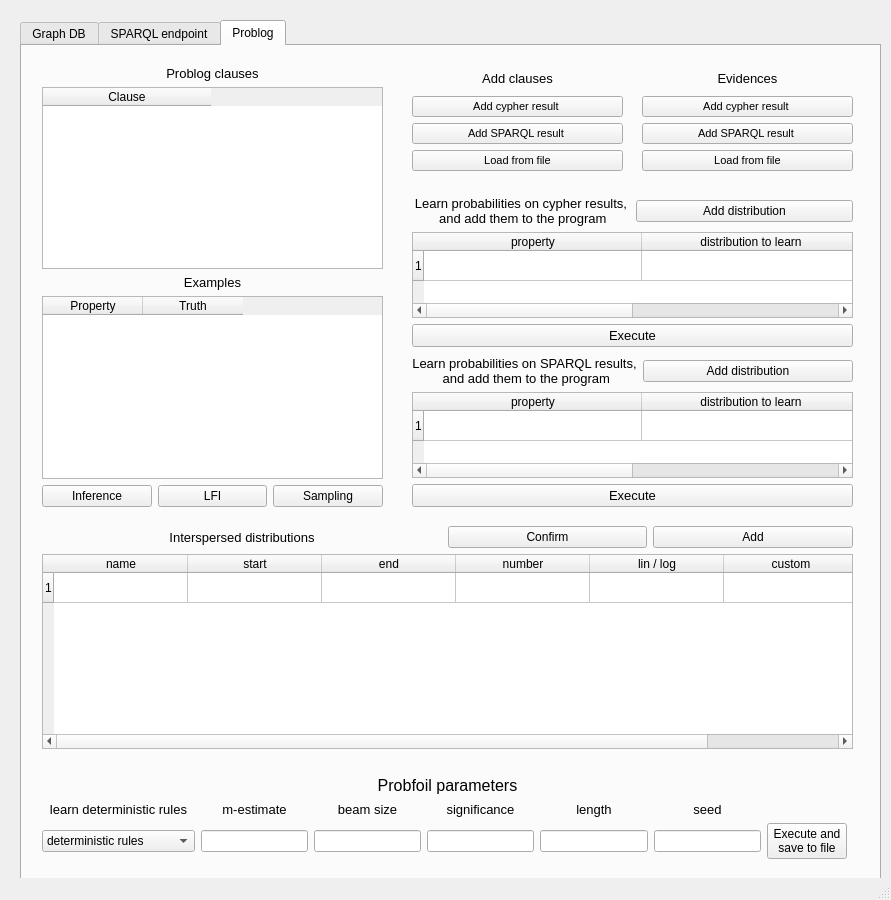
Qt form resources/GUI.ui (pasqualedem/Graph-DB-Problog-Linker) before a commit.
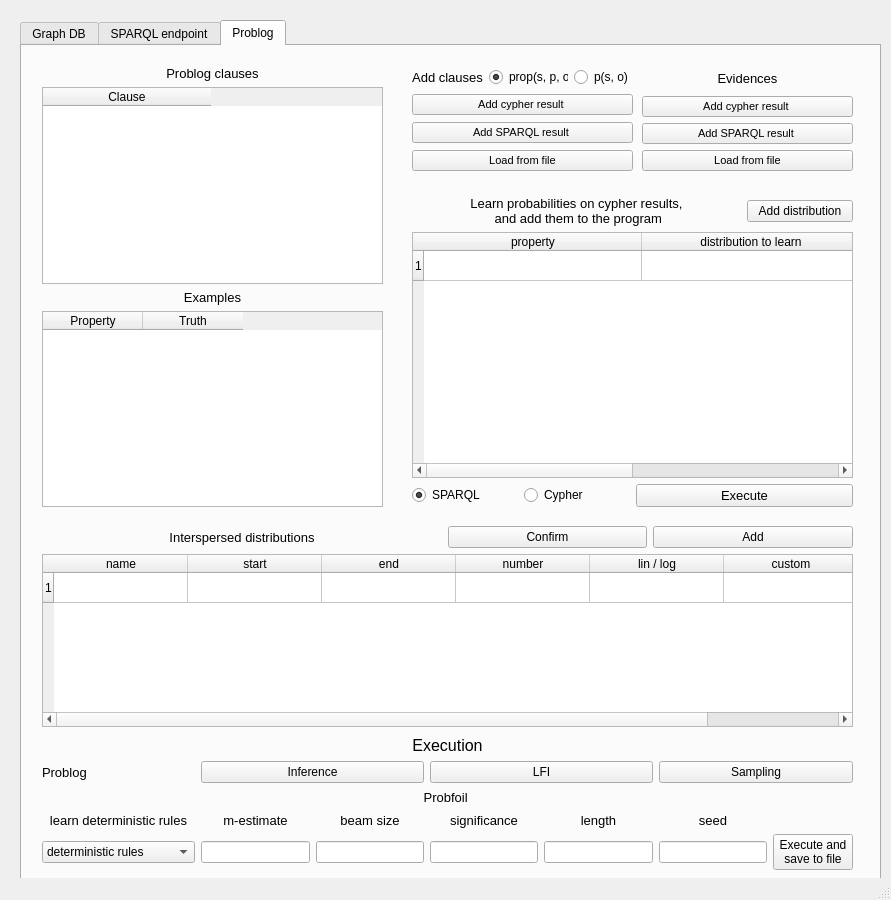
The same form after that commit. Icons and pictures are not drawn.

Commit message: Aggiunte e migliroate cose nella GUI

What changed in the file:
```diff
--- a/resources/GUI.ui
+++ b/resources/GUI.ui
@@ -828,122 +828,17 @@
        </item>
       </layout>
      </widget>
-     <widget class="QWidget" name="layoutWidget_5">
-      <property name="geometry">
-       <rect>
-        <x>390</x>
-        <y>310</y>
-        <width>441</width>
-        <height>151</height>
-       </rect>
-      </property>
-      <layout class="QGridLayout" name="gridLayout_15">
-       <item row="0" column="0">
-        <widget class="QLabel" name="__sparql_prob_bgk_label">
-         <property name="font">
-          <font>
-           <pointsize>10</pointsize>
-          </font>
-         </property>
-         <property name="text">
-          <string>Learn probabilities on SPARQL results,
- and add them to the program</string>
-         </property>
-         <property name="alignment">
-          <set>Qt::AlignCenter</set>
-         </property>
-        </widget>
-       </item>
-       <item row="0" column="1">
-        <widget class="QPushButton" name="__sparql_add_distribution">
-         <property name="text">
-          <string>Add distribution</string>
-         </property>
-        </widget>
-       </item>
-       <item row="1" column="0" colspan="2">
-        <widget class="QTableWidget" name="__sparql_prop_distr_table">
-         <property name="rowCount">
-          <number>1</number>
-         </property>
-         <attribute name="horizontalHeaderDefaultSectionSize">
-          <number>218</number>
-         </attribute>
-         <row/>
-         <column>
-          <property name="text">
-           <string>property</string>
-          </property>
-         </column>
-         <column>
-          <property name="text">
-           <string>distribution to learn</string>
-          </property>
-         </column>
-        </widget>
-       </item>
-       <item row="2" column="0" colspan="2">
-        <widget class="QPushButton" name="__sparql_distr_learning">
-         <property name="font">
-          <font>
-           <pointsize>10</pointsize>
-          </font>
-         </property>
-         <property name="text">
-          <string>Execute</string>
-         </property>
-        </widget>
-       </item>
-      </layout>
-     </widget>
      <widget class="QWidget" name="layoutWidget_6">
       <property name="geometry">
        <rect>
         <x>390</x>
         <y>150</y>
         <width>441</width>
-        <height>151</height>
+        <height>311</height>
        </rect>
       </property>
       <layout class="QGridLayout" name="gridLayout_16">
-       <item row="0" column="0">
-        <widget class="QLabel" name="__prob_bgk_label">
-         <property name="font">
-          <font>
-           <pointsize>10</pointsize>
-          </font>
-         </property>
-         <property name="text">
-          <string>Learn probabilities on cypher results,
- and add them to the program</string>
-         </property>
-         <property name="alignment">
-          <set>Qt::AlignCenter</set>
-         </property>
-        </widget>
-       </item>
-       <item row="1" column="0" colspan="2">
-        <widget class="QTableWidget" name="__prop_distr_table">
-         <property name="rowCount">
-          <number>1</number>
-         </property>
-         <attribute name="horizontalHeaderDefaultSectionSize">
-          <number>218</number>
-         </attribute>
-         <row/>
-         <column>
-          <property name="text">
-           <string>property</string>
-          </property>
-         </column>
-         <column>
-          <property name="text">
-           <string>distribution to learn</string>
-          </property>
-         </column>
-        </widget>
-       </item>
-       <item row="2" column="0" colspan="2">
+       <item row="2" column="2" colspan="2">
         <widget class="QPushButton" name="__distr_learning">
          <property name="font">
           <font>
@@ -955,13 +850,67 @@
          </property>
         </widget>
        </item>
-       <item row="0" column="1">
+       <item row="0" column="3">
         <widget class="QPushButton" name="__add_distribution">
          <property name="text">
           <string>Add distribution</string>
          </property>
         </widget>
        </item>
+       <item row="1" column="0" colspan="4">
+        <widget class="QTableWidget" name="__prop_distr_table">
+         <property name="rowCount">
+          <number>1</number>
+         </property>
+         <attribute name="horizontalHeaderDefaultSectionSize">
+          <number>218</number>
+         </attribute>
+         <row/>
+         <column>
+          <property name="text">
+           <string>property</string>
+          </property>
+         </column>
+         <column>
+          <property name="text">
+           <string>distribution to learn</string>
+          </property>
+         </column>
+        </widget>
+       </item>
+       <item row="0" column="0" colspan="3">
+        <widget class="QLabel" name="__prob_bgk_label">
+         <property name="font">
+          <font>
+           <pointsize>10</pointsize>
+          </font>
+         </property>
+         <property name="text">
+          <string>Learn probabilities on cypher results,
+ and add them to the program</string>
+         </property>
+         <property name="alignment">
+          <set>Qt::AlignCenter</set>
+         </property>
+        </widget>
+       </item>
+       <item row="2" column="1">
+        <widget class="QRadioButton" name="__cyhper_distr">
+         <property name="text">
+          <string>Cypher</string>
+         </property>
+        </widget>
+       </item>
+       <item row="2" column="0">
+        <widget class="QRadioButton" name="__sparql_distr">
+         <property name="text">
+          <string>SPARQL</string>
+         </property>
+         <property name="checked">
+          <bool>true</bool>
+         </property>
+        </widget>
+       </item>
       </layout>
      </widget>
      <widget class="QWidget" name="layoutWidget">
@@ -974,14 +923,7 @@
        </rect>
       </property>
       <layout class="QGridLayout" name="gridLayout_11">
-       <item row="4" column="0">
-        <widget class="QPushButton" name="__inference">
-         <property name="text">
-          <string>Inference</string>
-         </property>
-        </widget>
-       </item>
-       <item row="0" column="0" colspan="3">
+       <item row="0" column="0" colspan="2">
         <widget class="QLabel" name="__problog_clauses_label">
          <property name="font">
           <font>
@@ -996,14 +938,21 @@
          </property>
         </widget>
        </item>
-       <item row="4" column="2">
-        <widget class="QPushButton" name="__sampling">
-         <property name="text">
-          <string>Sampling</string>
-         </property>
+       <item row="3" column="0" colspan="2">
+        <widget class="QTableWidget" name="__examples_table">
+         <column>
+          <property name="text">
+           <string>Property</string>
+          </property>
+         </column>
+         <column>
+          <property name="text">
+           <string>Truth</string>
+          </property>
+         </column>
         </widget>
        </item>
-       <item row="1" column="0" colspan="3">
+       <item row="1" column="0" colspan="2">
         <widget class="QTableWidget" name="__problog_clauses_table">
          <attribute name="horizontalHeaderCascadingSectionResizes">
           <bool>false</bool>
@@ -1018,21 +967,7 @@
          </column>
         </widget>
        </item>
-       <item row="3" column="0" colspan="3">
-        <widget class="QTableWidget" name="__examples_table">
-         <column>
-          <property name="text">
-           <string>Property</string>
-          </property>
-         </column>
-         <column>
-          <property name="text">
-           <string>Truth</string>
-          </property>
-         </column>
-        </widget>
-       </item>
-       <item row="2" column="0" colspan="3">
+       <item row="2" column="0" colspan="2">
         <widget class="QLabel" name="__examples_label">
          <property name="font">
           <font>
@@ -1047,13 +982,6 @@
          </property>
         </widget>
        </item>
-       <item row="4" column="1">
-        <widget class="QPushButton" name="__lfi">
-         <property name="text">
-          <string>LFI</string>
-         </property>
-        </widget>
-       </item>
       </layout>
      </widget>
      <widget class="QWidget" name="layoutWidget">
@@ -1061,11 +989,21 @@
        <rect>
         <x>390</x>
         <y>20</y>
-        <width>211</width>
-        <height>105</height>
+        <width>221</width>
+        <height>106</height>
        </rect>
       </property>
       <layout class="QGridLayout" name="gridLayout_12">
+       <item row="0" column="2">
+        <widget class="QRadioButton" name="_prop">
+         <property name="text">
+          <string>prop(s, p, o)</string>
+         </property>
+         <property name="checked">
+          <bool>true</bool>
+         </property>
+        </widget>
+       </item>
        <item row="0" column="0" colspan="2">
         <widget class="QLabel" name="__add_clauses_label">
          <property name="font">
@@ -1081,7 +1019,14 @@
          </property>
         </widget>
        </item>
-       <item row="1" column="0" colspan="2">
+       <item row="0" column="3">
+        <widget class="QRadioButton" name="__pred">
+         <property name="text">
+          <string>p(s, o)</string>
+         </property>
+        </widget>
+       </item>
+       <item row="1" column="0" colspan="4">
         <widget class="QPushButton" name="__bgk_cypher">
          <property name="font">
           <font>
@@ -1093,7 +1038,7 @@
          </property>
         </widget>
        </item>
-       <item row="2" column="0" colspan="2">
+       <item row="2" column="0" colspan="4">
         <widget class="QPushButton" name="__bgk_sparql">
          <property name="font">
           <font>
@@ -1105,7 +1050,7 @@
          </property>
         </widget>
        </item>
-       <item row="3" column="0" colspan="2">
+       <item row="3" column="0" colspan="4">
         <widget class="QPushButton" name="__bgk_file">
          <property name="font">
           <font>
@@ -1123,37 +1068,49 @@
       <property name="geometry">
        <rect>
         <x>20</x>
-        <y>730</y>
+        <y>690</y>
         <width>811</width>
-        <height>83</height>
+        <height>134</height>
        </rect>
       </property>
       <layout class="QGridLayout" name="gridLayout_14">
-       <item row="2" column="3" colspan="2">
+       <item row="3" column="0" colspan="2">
+        <widget class="QLabel" name="__deterministic_label">
+         <property name="font">
+          <font>
+           <pointsize>10</pointsize>
+          </font>
+         </property>
+         <property name="text">
+          <string> learn deterministic rules </string>
+         </property>
+         <property name="alignment">
+          <set>Qt::AlignCenter</set>
+         </property>
+        </widget>
+       </item>
+       <item row="3" column="6">
+        <widget class="QLabel" name="__length_label">
+         <property name="font">
+          <font>
+           <pointsize>10</pointsize>
+          </font>
+         </property>
+         <property name="text">
+          <string>length</string>
+         </property>
+         <property name="alignment">
+          <set>Qt::AlignCenter</set>
+         </property>
+        </widget>
+       </item>
+       <item row="4" column="5">
+        <widget class="QLineEdit" name="__significance"/>
+       </item>
+       <item row="4" column="3" colspan="2">
         <widget class="QLineEdit" name="__beam_size"/>
        </item>
-       <item row="2" column="6">
-        <widget class="QLineEdit" name="__length"/>
-       </item>
-       <item row="2" column="2">
-        <widget class="QLineEdit" name="__mestimate"/>
-       </item>
-       <item row="1" column="2">
-        <widget class="QLabel" name="__mestimate_label">
-         <property name="font">
-          <font>
-           <pointsize>10</pointsize>
-          </font>
-         </property>
-         <property name="text">
-          <string>m-estimate</string>
-         </property>
-         <property name="alignment">
-          <set>Qt::AlignCenter</set>
-         </property>
-        </widget>
-       </item>
-       <item row="2" column="0" colspan="2">
+       <item row="4" column="0" colspan="2">
         <widget class="QComboBox" name="__deterministic_combo">
          <item>
           <property name="text">
@@ -1167,40 +1124,7 @@
          </item>
         </widget>
        </item>
-       <item row="1" column="0" colspan="2">
-        <widget class="QLabel" name="__deterministic_label">
-         <property name="font">
-          <font>
-           <pointsize>10</pointsize>
-          </font>
-         </property>
-         <property name="text">
-          <string> learn deterministic rules </string>
-         </property>
-         <property name="alignment">
-          <set>Qt::AlignCenter</set>
-         </property>
-        </widget>
-       </item>
-       <item row="2" column="7">
-        <widget class="QLineEdit" name="__seed"/>
-       </item>
-       <item row="1" column="3" colspan="2">
-        <widget class="QLabel" name="__beam_size_label">
-         <property name="font">
-          <font>
-           <pointsize>10</pointsize>
-          </font>
-         </property>
-         <property name="text">
-          <string>beam size</string>
-         </property>
-         <property name="alignment">
-          <set>Qt::AlignCenter</set>
-         </property>
-        </widget>
-       </item>
-       <item row="1" column="7">
+       <item row="3" column="7">
         <widget class="QLabel" name="__seed_label">
          <property name="font">
           <font>
@@ -1215,55 +1139,7 @@
          </property>
         </widget>
        </item>
-       <item row="0" column="0" colspan="10">
-        <widget class="QLabel" name="__probfoil_parameters_label">
-         <property name="font">
-          <font>
-           <pointsize>12</pointsize>
-          </font>
-         </property>
-         <property name="text">
-          <string>Probfoil parameters</string>
-         </property>
-         <property name="alignment">
-          <set>Qt::AlignCenter</set>
-         </property>
-        </widget>
-       </item>
-       <item row="1" column="6">
-        <widget class="QLabel" name="__length_label">
-         <property name="font">
-          <font>
-           <pointsize>10</pointsize>
-          </font>
-         </property>
-         <property name="text">
-          <string>length</string>
-         </property>
-         <property name="alignment">
-          <set>Qt::AlignCenter</set>
-         </property>
-        </widget>
-       </item>
-       <item row="2" column="5">
-        <widget class="QLineEdit" name="__significance"/>
-       </item>
-       <item row="1" column="5">
-        <widget class="QLabel" name="__significance_label">
-         <property name="font">
-          <font>
-           <pointsize>10</pointsize>
-          </font>
-         </property>
-         <property name="text">
-          <string>significance</string>
-         </property>
-         <property name="alignment">
-          <set>Qt::AlignCenter</set>
-         </property>
-        </widget>
-       </item>
-       <item row="2" column="8">
+       <item row="4" column="8">
         <widget class="QPushButton" name="__probfoil_execute">
          <property name="text">
           <string>Execute and 
@@ -1271,6 +1147,123 @@
          </property>
         </widget>
        </item>
+       <item row="4" column="2">
+        <widget class="QLineEdit" name="__mestimate"/>
+       </item>
+       <item row="3" column="2">
+        <widget class="QLabel" name="__mestimate_label">
+         <property name="font">
+          <font>
+           <pointsize>10</pointsize>
+          </font>
+         </property>
+         <property name="text">
+          <string>m-estimate</string>
+         </property>
+         <property name="alignment">
+          <set>Qt::AlignCenter</set>
+         </property>
+        </widget>
+       </item>
+       <item row="4" column="7">
+        <widget class="QLineEdit" name="__seed"/>
+       </item>
+       <item row="3" column="5">
+        <widget class="QLabel" name="__significance_label">
+         <property name="font">
+          <font>
+           <pointsize>10</pointsize>
+          </font>
+         </property>
+         <property name="text">
+          <string>significance</string>
+         </property>
+         <property name="alignment">
+          <set>Qt::AlignCenter</set>
+         </property>
+        </widget>
+       </item>
+       <item row="4" column="6">
+        <widget class="QLineEdit" name="__length"/>
+       </item>
+       <item row="3" column="3" colspan="2">
+        <widget class="QLabel" name="__beam_size_label">
+         <property name="font">
+          <font>
+           <pointsize>10</pointsize>
+          </font>
+         </property>
+         <property name="text">
+          <string>beam size</string>
+         </property>
+         <property name="alignment">
+          <set>Qt::AlignCenter</set>
+         </property>
+        </widget>
+       </item>
+       <item row="0" column="0" colspan="9">
+        <widget class="QLabel" name="__execution_label">
+         <property name="font">
+          <font>
+           <pointsize>12</pointsize>
+          </font>
+         </property>
+         <property name="text">
+          <string>Execution</string>
+         </property>
+         <property name="alignment">
+          <set>Qt::AlignCenter</set>
+         </property>
+        </widget>
+       </item>
+       <item row="1" column="2" colspan="3">
+        <widget class="QPushButton" name="__inference">
+         <property name="text">
+          <string>Inference</string>
+         </property>
+        </widget>
+       </item>
+       <item row="1" column="7" colspan="2">
+        <widget class="QPushButton" name="__sampling">
+         <property name="text">
+          <string>Sampling</string>
+         </property>
+        </widget>
+       </item>
+       <item row="1" column="5" colspan="2">
+        <widget class="QPushButton" name="__lfi">
+         <property name="text">
+          <string>LFI</string>
+         </property>
+        </widget>
+       </item>
+       <item row="1" column="0" colspan="2">
+        <widget class="QLabel" name="__problog_execution_label">
+         <property name="font">
+          <font>
+           <pointsize>10</pointsize>
+          </font>
+         </property>
+         <property name="text">
+          <string>Problog</string>
+         </property>
+        </widget>
+       </item>
+       <item row="2" column="0" colspan="9">
+        <widget class="QLabel" name="__probfoil_parameters_label">
+         <property name="font">
+          <font>
+           <pointsize>10</pointsize>
+          </font>
+         </property>
+         <property name="text">
+          <string>Probfoil </string>
+         </property>
+         <property name="alignment">
+          <set>Qt::AlignCenter</set>
+         </property>
+        </widget>
+       </item>
       </layout>
      </widget>
      <widget class="QWidget" name="layoutWidget">
@@ -1279,7 +1272,7 @@
         <x>20</x>
         <y>480</y>
         <width>811</width>
-        <height>223</height>
+        <height>201</height>
        </rect>
       </property>
       <layout class="QGridLayout" name="gridLayout_17">
```
Left out of the diff: 2 changed lines with no effect on the pictures. The commit also changes 2 other files.
